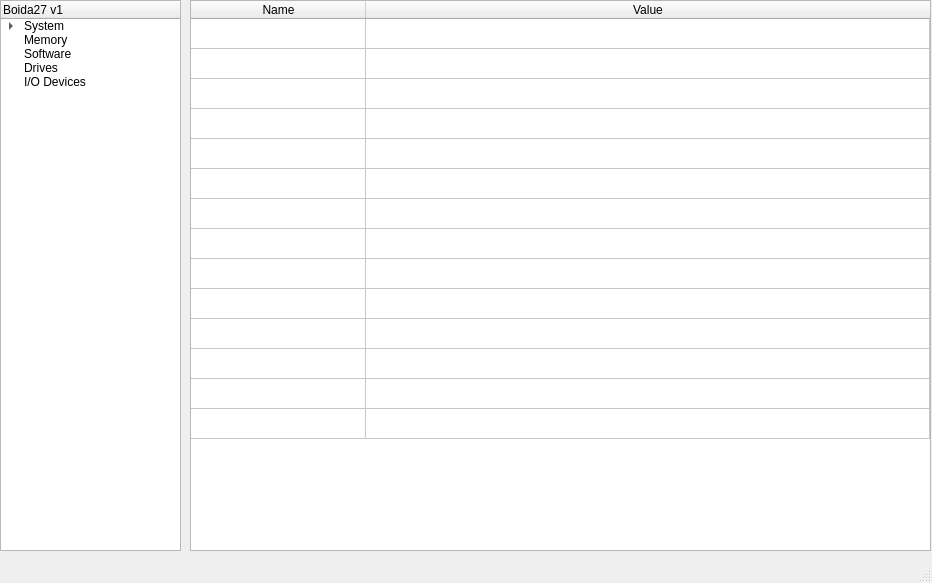
This is Boida27/Boida27.ui in BohdanRozov/Boida27 as Qt 5 draws it before an edit. The edited form follows.
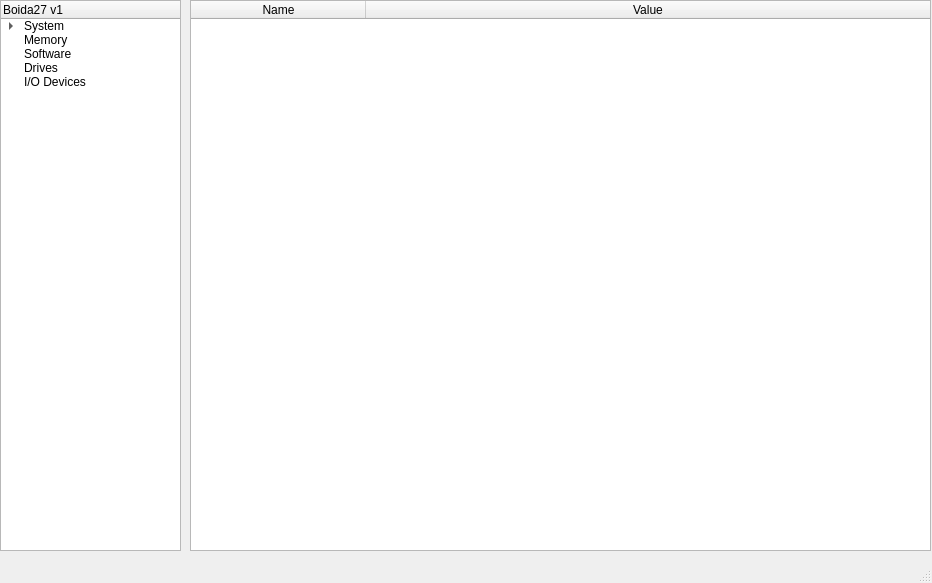
This is the edited form. Icons and pictures are not drawn.

The edit to the form file:
```diff
--- a/Boida27/Boida27.ui
+++ b/Boida27/Boida27.ui
@@ -122,76 +122,6 @@
     <attribute name="verticalHeaderVisible">
      <bool>false</bool>
     </attribute>
-    <row>
-     <property name="text">
-      <string>New Row</string>
-     </property>
-    </row>
-    <row>
-     <property name="text">
-      <string>New Row</string>
-     </property>
-    </row>
-    <row>
-     <property name="text">
-      <string>New Row</string>
-     </property>
-    </row>
-    <row>
-     <property name="text">
-      <string>New Row</string>
-     </property>
-    </row>
-    <row>
-     <property name="text">
-      <string>New Row</string>
-     </property>
-    </row>
-    <row>
-     <property name="text">
-      <string>New Row</string>
-     </property>
-    </row>
-    <row>
-     <property name="text">
-      <string>New Row</string>
-     </property>
-    </row>
-    <row>
-     <property name="text">
-      <string>New Row</string>
-     </property>
-    </row>
-    <row>
-     <property name="text">
-      <string>New Row</string>
-     </property>
-    </row>
-    <row>
-     <property name="text">
-      <string>New Row</string>
-     </property>
-    </row>
-    <row>
-     <property name="text">
-      <string>New Row</string>
-     </property>
-    </row>
-    <row>
-     <property name="text">
-      <string>New Row</string>
-     </property>
-    </row>
-    <row>
-     <property name="text">
-      <string>New Row</string>
-     </property>
-    </row>
-    <row>
-     <property name="text">
-      <string>New Row</string>
-     </property>
-    </row>
     <column>
      <property name="text">
       <string>Name</string>
```
Left out of the diff: 5 changed lines with no effect on the pictures.
